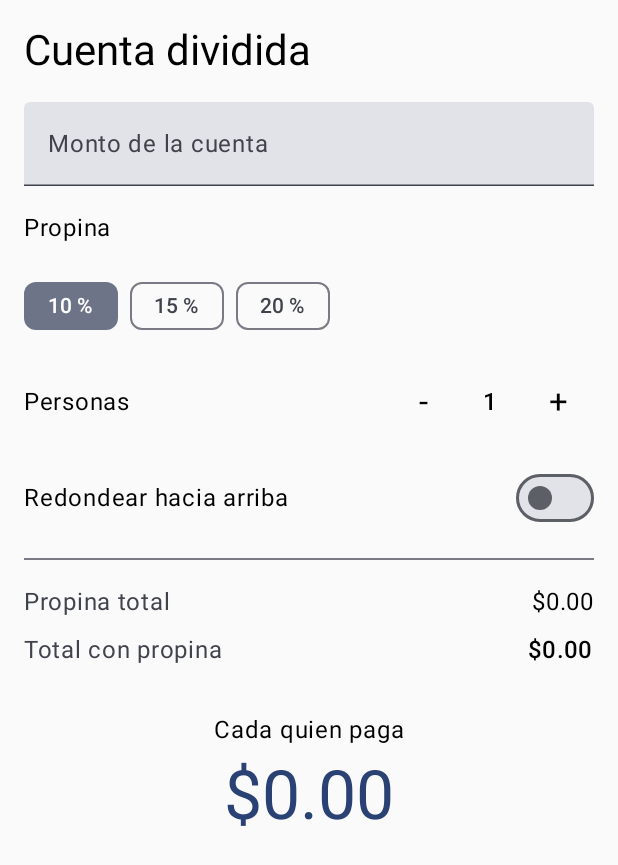
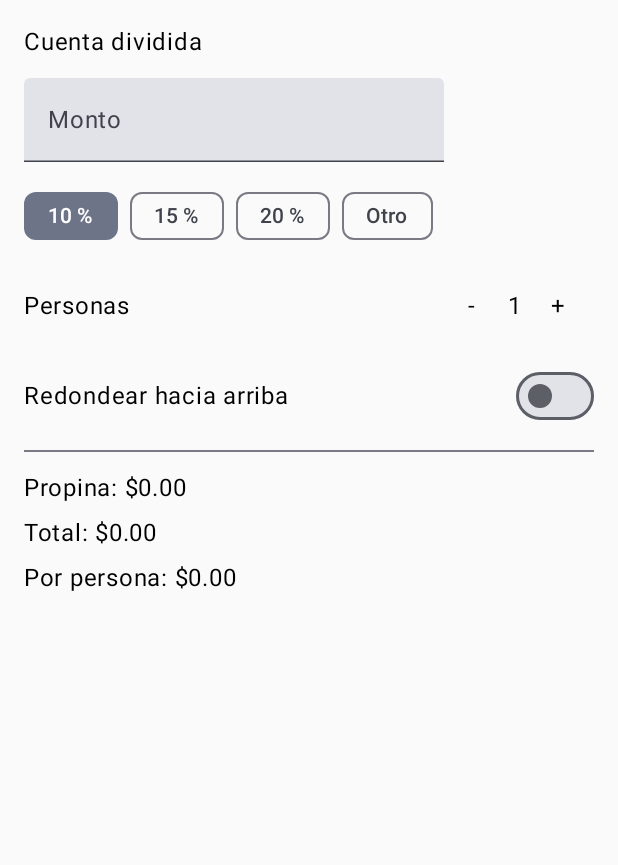
Before and after one commit to aquario668/componentes, an Android app built with Jetpack Compose: the screen it shows after launch (MainActivity), on a phone screen of 412 x 824 dp. Shown: the top 865 px of the screen. Run offline under Robolectric (Android 15) with nearby library versions, the phone set to English and light mode, and no system bars.

Commit message:
practica 05: Cuenta dividida entre amigos pero con view model

```diff
--- a/app/build.gradle.kts
+++ b/app/build.gradle.kts
@@ -37,6 +37,7 @@ android {
 }
 
 dependencies {
+    implementation("androidx.lifecycle:lifecycle-viewmodel-compose:<version>")
     implementation(platform(libs.androidx.compose.bom))
     implementation(libs.androidx.activity.compose)
     implementation(libs.androidx.compose.foundation.layout)
--- a/app/src/main/java/com/example/textfield/Components/Cards.kt
+++ b/app/src/main/java/com/example/textfield/Components/Cards.kt
@@ -1,81 +1,96 @@
 package com.example.textfield.Components
 
-import androidx.compose.foundation.background
-import androidx.compose.foundation.layout.Arrangement
-import androidx.compose.foundation.layout.Column
-import androidx.compose.foundation.layout.Row
-import androidx.compose.foundation.layout.Spacer
-import androidx.compose.foundation.layout.fillMaxSize
-import androidx.compose.foundation.layout.fillMaxWidth
-import androidx.compose.foundation.layout.height
-import androidx.compose.foundation.layout.padding
-import androidx.compose.foundation.layout.width
-import androidx.compose.foundation.selection.selectable
-import androidx.compose.foundation.selection.selectableGroup
-import androidx.compose.material3.Button
-import androidx.compose.material3.Divider
-import androidx.compose.material3.FilterChip
-import androidx.compose.material3.IconButton
-import androidx.compose.material3.MaterialTheme
-import androidx.compose.material3.RadioButton
-import androidx.compose.material3.Slider
-import androidx.compose.material3.Switch
-import androidx.compose.material3.Text
-import androidx.compose.material3.TextField
+import androidx.compose.foundation.layout.*
+import androidx.compose.material3.*
 import androidx.compose.runtime.Composable
 import androidx.compose.ui.Alignment
 import androidx.compose.ui.Modifier
-import androidx.compose.ui.draw.scale
-import androidx.compose.ui.focus.focusModifier
-import androidx.compose.ui.graphics.Color
-import androidx.compose.ui.semantics.Role
 import androidx.compose.ui.unit.dp
 
+@Composable
+fun CuentaHoist(
+    montoTexto: String,
+    onMontoChange: (String) -> Unit,
+    propinaPct: Int,
+    onPropinaChange: (Int) -> Unit,
+    usaOtro: Boolean,
+    onUsaOtroChange: (Boolean) -> Unit,
+    personas: Int,
+    onPersonasChange: (Int) -> Unit,
+    redondear: Boolean,
+    onRedondearChange: (Boolean) -> Unit,
+    propina: Double,
+    total: Double,
+    porPersona: Double,
+    sobrante: Double
+) {
+    Column(modifier = Modifier.padding(16.dp), verticalArrangement = Arrangement.spacedBy(12.dp)) {
+        Text("Cuenta dividida")
+        TextField(value = montoTexto, onValueChange = onMontoChange, label = { Text("Monto") })
+
+        SelectorPropina(
+            porcentaje = propinaPct,
+            usaOtro = usaOtro,
+            onPorcentajeChange = onPropinaChange,
+            onOtroChange = onUsaOtroChange
+        )
+
+        StepperPersonas(personas = personas, onChange = onPersonasChange)
+
+        Row(verticalAlignment = Alignment.CenterVertically, horizontalArrangement = Arrangement.SpaceBetween, modifier = Modifier.fillMaxWidth()) {
+            Text("Redondear hacia arriba")
+            Switch(checked = redondear, onCheckedChange = onRedondearChange)
+        }
+
+        Divider()
+        ResultadoCuenta(propina = propina, total = total, porPersona = porPersona, sobrante = sobrante, redondear = redondear)
+    }
+}
 
 @Composable
-fun StepperPersonas(personas: Int, onChange: (Int) -> Unit) {
-    Row(verticalAlignment = Alignment.CenterVertically) {
-        IconButton(onClick = { if (personas > 1) onChange(personas - 1) }) {
-            Text("-", style = MaterialTheme.typography.titleLarge)
+fun SelectorPropina(
+    porcentaje: Int,
+    usaOtro: Boolean,
+    onPorcentajeChange: (Int) -> Unit,
+    onOtroChange: (Boolean) -> Unit
+) {
+    Column(verticalArrangement = Arrangement.spacedBy(8.dp)) {
+        Row(horizontalArrangement = Arrangement.spacedBy(8.dp)) {
+            listOf(10, 15, 20).forEach { pct ->
+                FilterChip(
+                    selected = !usaOtro && porcentaje == pct,
+                    onClick = { onOtroChange(false); onPorcentajeChange(pct) },
+                    label = { Text("$pct %") }
+                )
+            }
+            FilterChip(selected = usaOtro, onClick = { onOtroChange(true) }, label = { Text("Otro") })
         }
-        Text("$personas", style = MaterialTheme.typography.titleMedium, modifier = Modifier.padding(horizontal = 16.dp))
-        IconButton(onClick = { if (personas < 20) onChange(personas + 1) }) {
-            Text("+", style = MaterialTheme.typography.titleLarge)
+
+        if (usaOtro) {
+            Slider(value = porcentaje.toFloat(), onValueChange = { onPorcentajeChange(it.toInt()) }, valueRange = 0f..30f)
+            Text("Propina: $porcentaje %")
         }
     }
 }
 
 @Composable
-fun ResultadoCuenta(
-    propina: Double,
-    total: Double,
-    porPersona: Double,
-    sobrante: Double
-) {
-    Column(
-        modifier = Modifier.fillMaxWidth(),
-        horizontalAlignment = Alignment.CenterHorizontally,
-        verticalArrangement = Arrangement.spacedBy(8.dp)
-    ) {
-        Row(modifier = Modifier.fillMaxWidth(), horizontalArrangement = Arrangement.SpaceBetween) {
-            Text("Propina total", color = MaterialTheme.colorScheme.onSurfaceVariant)
-            Text(String.format("$%.2f", propina))
-        }
-        Row(modifier = Modifier.fillMaxWidth(), horizontalArrangement = Arrangement.SpaceBetween) {
-            Text("Total con propina", color = MaterialTheme.colorScheme.onSurfaceVariant)
-            Text(String.format("$%.2f", total), style = MaterialTheme.typography.titleMedium)
-        }
-
-        Spacer(modifier = Modifier.height(16.dp))
-
-        Text("Cada quien paga", style = MaterialTheme.typography.bodyLarge)
-        Text(
-            String.format("$%.2f", porPersona),
-            style = MaterialTheme.typography.displayMedium,
-            color = MaterialTheme.colorScheme.primary
-        )
-        if (sobrante > 0) {
-            Text("Sobrante por redondeo: ${String.format("$%.2f", sobrante)}", style = MaterialTheme.typography.bodySmall)
+fun StepperPersonas(personas: Int, onChange: (Int) -> Unit) {
+    Row(verticalAlignment = Alignment.CenterVertically, horizontalArrangement = Arrangement.SpaceBetween, modifier = Modifier.fillMaxWidth()) {
+        Text("Personas")
+        Row(verticalAlignment = Alignment.CenterVertically) {
+            IconButton(onClick = { if (personas > 1) onChange(personas - 1) }) { Text("-") }
+            Text("$personas")
+            IconButton(onClick = { if (personas < 20) onChange(personas + 1) }) { Text("+") }
         }
     }
 }
+
+@Composable
+fun ResultadoCuenta(propina: Double, total: Double, porPersona: Double, sobrante: Double, redondear: Boolean) {
+    Column(verticalArrangement = Arrangement.spacedBy(6.dp)) {
+        Text("Propina: ${String.format("$%.2f", propina)}")
+        Text("Total: ${String.format("$%.2f", total)}")
+        Text("Por persona: ${String.format("$%.2f", porPersona)}")
+        if (redondear) Text("Sobrante: ${String.format("$%.2f", sobrante)}")
+    }
+}
--- /dev/null
+++ b/app/src/main/java/com/example/textfield/Components/ViewModel.kt
@@ -0,0 +1,33 @@
+package com.example.textfield.Components
+
+import androidx.compose.runtime.getValue
+import androidx.compose.runtime.mutableStateOf
+import androidx.compose.runtime.setValue
+import androidx.lifecycle.ViewModel
+import kotlin.math.ceil
+
+class CuentaViewModel : ViewModel() {
+    var montoTexto by mutableStateOf("")
+    var propinaPct by mutableStateOf(10)
+    var usaOtro by mutableStateOf(false)
+    var personas by mutableStateOf(1)
+    var redondear by mutableStateOf(false)
+
+    val monto: Double
+        get() = montoTexto.toDoubleOrNull() ?: 0.0
+
+    val propina: Double
+        get() = monto * (propinaPct / 100.0)
+
+    val total: Double
+        get() = monto + propina
+
+    val porPersona: Double
+        get() {
+            val base = if (personas > 0) total / personas else 0.0
+            return if (redondear) ceil(base) else base
+        }
+
+    val sobrante: Double
+        get() = if (redondear) (porPersona * personas) - total else 0.0
+}
--- a/app/src/main/java/com/example/textfield/MainActivity.kt
+++ b/app/src/main/java/com/example/textfield/MainActivity.kt
@@ -24,6 +24,6 @@ class MainActivity : ComponentActivity() {
 
 @Preview
 @Composable
-fun lecturapreviw(){
+fun Lecturapreview(){
     CuentaScreen()
 }
--- a/app/src/main/java/com/example/textfield/Screen/screen.kt
+++ b/app/src/main/java/com/example/textfield/Screen/screen.kt
@@ -1,101 +1,26 @@
 package com.example.textfield.Screen
 
-import androidx.compose.foundation.layout.Arrangement
-import androidx.compose.foundation.layout.Column
-import androidx.compose.foundation.layout.Row
-import androidx.compose.foundation.layout.fillMaxSize
-import androidx.compose.foundation.layout.fillMaxWidth
-import androidx.compose.foundation.layout.padding
-import androidx.compose.foundation.rememberScrollState
-import androidx.compose.foundation.verticalScroll
-import androidx.compose.material3.Divider
-import androidx.compose.material3.FilterChip
-import androidx.compose.material3.MaterialTheme
-import androidx.compose.material3.Switch
-import androidx.compose.material3.Text
-import androidx.compose.material3.TextField
 import androidx.compose.runtime.Composable
-import androidx.compose.runtime.getValue
-import androidx.compose.runtime.mutableStateOf
-import androidx.compose.runtime.remember
-import androidx.compose.runtime.setValue
-import androidx.compose.ui.Alignment
-import androidx.compose.ui.Modifier
-import androidx.compose.ui.unit.dp
-import com.example.textfield.Components.ResultadoCuenta
-import com.example.textfield.Components.StepperPersonas
-import kotlin.math.ceil
-
+import androidx.lifecycle.viewmodel.compose.viewModel
+import com.example.textfield.Components.CuentaHoist
+import com.example.textfield.Components.CuentaViewModel
 
 @Composable
-fun CuentaScreen() {
-
-    var montoTexto by remember { mutableStateOf("") }
-    var propinaPct by remember { mutableStateOf(10) }
-    var personas by remember { mutableStateOf(1) }
-    var redondear by remember { mutableStateOf(false) }
-    val monto = montoTexto.toDoubleOrNull() ?: 0.0
-    val propina = monto * (propinaPct / 100.0)
-    val total = monto + propina
-    val pagoExacto = if (personas > 0) total / personas else 0.0
-    val porPersona = if (redondear) ceil(pagoExacto) else pagoExacto
-    val sobrante = if (redondear) (porPersona * personas) - total else 0.0
-
-    Column(
-        modifier = Modifier
-            .fillMaxSize()
-            .padding(16.dp)
-            .verticalScroll(rememberScrollState()),
-        verticalArrangement = Arrangement.spacedBy(16.dp)
-    ) {
-        Text("Cuenta dividida", style = MaterialTheme.typography.headlineMedium)
-
-        TextField(
-            value = montoTexto,
-            onValueChange = { montoTexto = it },
-            label = { Text("Monto de la cuenta") },
-            modifier = Modifier.fillMaxWidth()
-        )
-
-        Text("Propina")
-        Row(horizontalArrangement = Arrangement.spacedBy(8.dp)) {
-            listOf(10, 15, 20).forEach { pct ->
-                FilterChip(
-                    selected = propinaPct == pct,
-                    onClick = { propinaPct = pct },
-                    label = { Text("$pct %") }
-                )
-            }
-        }
-
-        Row(
-            modifier = Modifier.fillMaxWidth(),
-            horizontalArrangement = Arrangement.SpaceBetween,
-            verticalAlignment = Alignment.CenterVertically
-        ) {
-            Text("Personas")
-            StepperPersonas(
-                personas = personas,
-                onChange = { personas = it }
-            )
-        }
-
-        Row(
-            modifier = Modifier.fillMaxWidth(),
-            horizontalArrangement = Arrangement.SpaceBetween,
-            verticalAlignment = Alignment.CenterVertically
-        ) {
-            Text("Redondear hacia arriba")
-            Switch(checked = redondear, onCheckedChange = { redondear = it })
-        }
-
-        Divider()
-
-        ResultadoCuenta(
-            propina = propina,
-            total = total,
-            porPersona = porPersona,
-            sobrante = sobrante
-        )
-    }
+fun CuentaScreen(vm: CuentaViewModel = viewModel()) {
+    CuentaHoist(
+        montoTexto = vm.montoTexto,
+        onMontoChange = { vm.montoTexto = it },
+        propinaPct = vm.propinaPct,
+        onPropinaChange = { vm.propinaPct = it },
+        usaOtro = vm.usaOtro,
+        onUsaOtroChange = { vm.usaOtro = it },
+        personas = vm.personas,
+        onPersonasChange = { vm.personas = it },
+        redondear = vm.redondear,
+        onRedondearChange = { vm.redondear = it },
+        propina = vm.propina,
+        total = vm.total,
+        porPersona = vm.porPersona,
+        sobrante = vm.sobrante
+    )
 }
```
